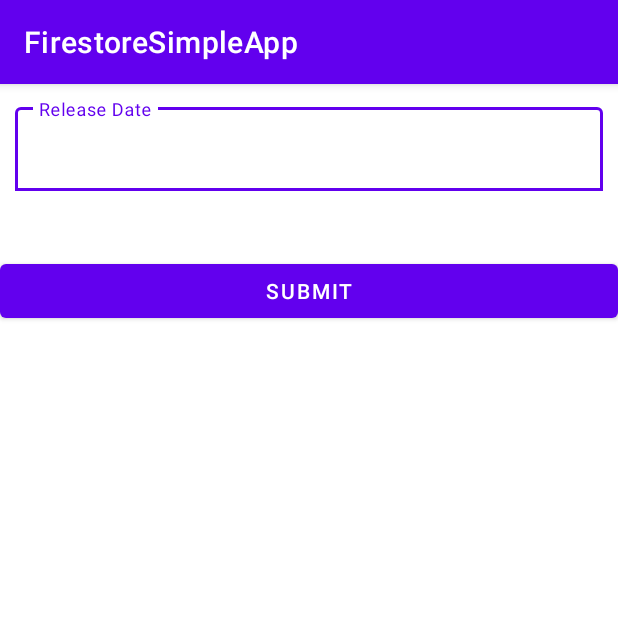
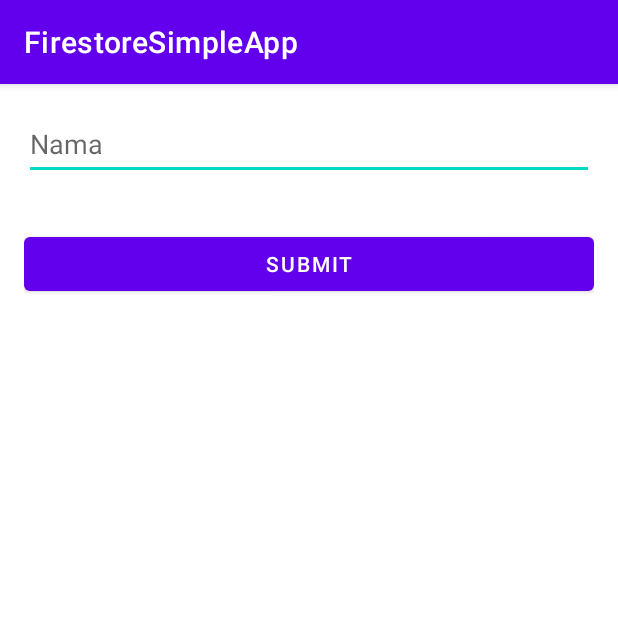
Before and after one commit to praditame/AndroidFirestoreSimpleApp-, an Android app: the InputActivity screen opened directly, with no data from a screen before it, on a phone screen of 412 x 824 dp, the top half of it. Run offline under Robolectric (Android 15) with nearby library versions, the phone set to English and light mode, and no system bars; our stand-ins replace Firebase (no records; nobody signed in at launch, a user with empty details on screens opened directly).

Commit message:
display data and insert data to firestore

```diff
--- a/app/src/main/AndroidManifest.xml
+++ b/app/src/main/AndroidManifest.xml
@@ -15,7 +15,9 @@
         tools:targetApi="31">
         <activity
             android:name=".InputActivity"
-            android:exported="false" />
+            android:exported="true">
+
+        </activity>
         <activity
             android:name=".MainActivity"
             android:exported="true">
--- a/app/src/main/java/com/example/firestoresimpleapp/InputActivity.java
+++ b/app/src/main/java/com/example/firestoresimpleapp/InputActivity.java
@@ -1,14 +1,76 @@
 package com.example.firestoresimpleapp;
 
+import static android.content.ContentValues.TAG;
+
+import androidx.annotation.NonNull;
 import androidx.appcompat.app.AppCompatActivity;
 
+import android.app.ProgressDialog;
 import android.os.Bundle;
+import android.text.TextUtils;
+import android.util.Log;
+import android.view.View;
+import android.widget.Button;
+import android.widget.EditText;
+import android.widget.ProgressBar;
+import android.widget.Toast;
+
+import com.google.android.gms.tasks.OnFailureListener;
+import com.google.android.gms.tasks.OnSuccessListener;
+import com.google.android.material.snackbar.Snackbar;
+import com.google.android.material.textfield.TextInputEditText;
+import com.google.android.material.textfield.TextInputLayout;
+import com.google.firebase.firestore.DocumentReference;
+import com.google.firebase.firestore.FirebaseFirestore;
+
+import java.util.HashMap;
+import java.util.Map;
 
 public class InputActivity extends AppCompatActivity {
+    FirebaseFirestore db = FirebaseFirestore.getInstance();
+    EditText nama;
+    Button submit;
+    ProgressBar progressBar;
+    String abc;
 
     @Override
     protected void onCreate(Bundle savedInstanceState) {
         super.onCreate(savedInstanceState);
         setContentView(R.layout.activity_input);
+
+        nama = findViewById(R.id.textNama);
+        submit = findViewById(R.id.btnSubmit);
+        progressBar = findViewById(R.id.pb);
+        progressBar.setVisibility(View.INVISIBLE);
+
+
+        submit.setOnClickListener(view -> {
+            abc = nama.getText().toString();
+            insert(abc);
+        });
+
+    }
+
+
+    void insert(String n) {
+        Map<String, Object> user = new HashMap<>();
+        user.put("name", n);
+
+        progressBar.setVisibility(View.VISIBLE);
+        progressBar.incrementProgressBy(5);
+
+        db.collection("mahasiswa").add(user).addOnSuccessListener(documentReference -> {
+            Toast.makeText(InputActivity.this, "OK", Toast.LENGTH_SHORT).show();
+            nama.getText().clear();
+            progressBar.setVisibility(View.GONE);
+            finish();
+        })
+
+                .addOnFailureListener(e -> {
+                    progressBar.setVisibility(View.GONE);
+                    Log.w(TAG, "Error adding document", e);
+                });
+
+
     }
 }
--- /dev/null
+++ b/app/src/main/res/drawable/ic_baseline_add_24.xml
@@ -0,0 +1,5 @@
+<vector android:height="24dp" android:tint="#000000"
+    android:viewportHeight="24" android:viewportWidth="24"
+    android:width="24dp" xmlns:android="http://schemas.android.com/apk/res/android">
+    <path android:fillColor="@android:color/white" android:pathData="M19,13h-6v6h-2v-6H5v-2h6V5h2v6h6v2z"/>
+</vector>
--- a/app/src/main/res/layout/activity_input.xml
+++ b/app/src/main/res/layout/activity_input.xml
@@ -2,37 +2,47 @@
 <androidx.constraintlayout.widget.ConstraintLayout xmlns:android="http://schemas.android.com/apk/res/android"
     xmlns:app="http://schemas.android.com/apk/res-auto"
     xmlns:tools="http://schemas.android.com/tools"
+    android:layout_margin="16dp"
     android:layout_width="match_parent"
     android:layout_height="match_parent"
     tools:context=".InputActivity">
 
-    <com.google.android.material.textfield.TextInputLayout
-        android:id="@+id/textDeskripsi"
+    <EditText
+        android:inputType="text"
+        android:id="@+id/textNama"
         android:layout_width="match_parent"
         android:layout_height="wrap_content"
-        android:layout_margin="10dp"
-        app:boxBackgroundColor="@color/white"
-        app:boxBackgroundMode="outline"
+        android:autofillHints="Nama"
+        android:hint="@string/nama"
+        android:minHeight="48dp"
         app:layout_constraintEnd_toEndOf="parent"
         app:layout_constraintStart_toStartOf="parent"
-        app:layout_constraintTop_toTopOf="parent">
+        app:layout_constraintTop_toTopOf="parent" />
 
-        <com.google.android.material.textfield.TextInputEditText
-            android:layout_width="match_parent"
-            android:layout_height="wrap_content"
-            android:hint="@string/release_date"
-            android:inputType="text" />
-
-    </com.google.android.material.textfield.TextInputLayout>
-
+    <!-- Circular progress indicator -->
     <Button
+        android:id="@+id/btnSubmit"
         android:layout_width="match_parent"
         android:layout_height="wrap_content"
-        android:layout_marginTop="104dp"
+        android:layout_marginTop="32dp"
         android:text="@string/submit"
         app:layout_constraintEnd_toEndOf="parent"
+        app:layout_constraintHorizontal_bias="0.0"
         app:layout_constraintStart_toStartOf="parent"
-        app:layout_constraintTop_toTopOf="@+id/textDeskripsi" />
+        app:layout_constraintTop_toBottomOf="@+id/textNama" />
+
+    <com.google.android.material.progressindicator.CircularProgressIndicator
+        android:id="@+id/pb"
+        android:layout_width="wrap_content"
+        android:layout_height="wrap_content"
+        android:layout_marginTop="198dp"
+        android:indeterminate="true"
+        app:layout_constraintBottom_toBottomOf="parent"
+        app:layout_constraintEnd_toEndOf="parent"
+        app:layout_constraintHorizontal_bias="0.498"
+        app:layout_constraintStart_toStartOf="parent"
+        app:layout_constraintTop_toBottomOf="@+id/btnSubmit"
+        app:layout_constraintVertical_bias="0.128" />
 
 
 </androidx.constraintlayout.widget.ConstraintLayout>
--- a/app/src/main/res/layout/activity_main.xml
+++ b/app/src/main/res/layout/activity_main.xml
@@ -2,6 +2,7 @@
 <androidx.constraintlayout.widget.ConstraintLayout xmlns:android="http://schemas.android.com/apk/res/android"
     xmlns:app="http://schemas.android.com/apk/res-auto"
     xmlns:tools="http://schemas.android.com/tools"
+    android:layout_margin="16dp"
     android:layout_width="match_parent"
     android:layout_height="match_parent"
     tools:context=".MainActivity">
@@ -10,8 +11,7 @@
         android:id="@+id/rv"
         android:layout_width="match_parent"
         android:layout_height="wrap_content"
-        app:layout_constraintEnd_toEndOf="parent"
-        app:layout_constraintStart_toStartOf="parent"
+        tools:listitem="@layout/item_list"
         app:layout_constraintTop_toTopOf="parent" />
 
     <com.google.android.material.floatingactionbutton.FloatingActionButton
--- a/app/src/main/res/values/strings.xml
+++ b/app/src/main/res/values/strings.xml
@@ -1,6 +1,6 @@
 <resources>
     <string name="app_name">FirestoreSimpleApp</string>
     <string name="fab_content_desc">fab</string>
-    <string name="release_date">Release Date</string>
+    <string name="nama">Nama</string>
     <string name="submit">SUBMIT</string>
 </resources>
--- a/build.gradle
+++ b/build.gradle
@@ -1,6 +1,6 @@
 buildscript {
     dependencies {
-        classpath 'com.google.gms:google-services:4.3.10'
+        classpath 'com.google.gms:google-services:4.3.13'
     }
 }// Top-level build file where you can add configuration options common to all sub-projects/modules.
 plugins {
```
Also changed, not shown: app/src/main/java/com/example/firestoresimpleapp/MainActivity.java (+59 -0 lines), app/src/main/java/com/example/firestoresimpleapp/adapter/adapterMhs.java (added, +54 -0 lines), app/src/main/java/com/example/firestoresimpleapp/model/modelMhs.java (added, +21 -0 lines), app/src/main/res/layout/item_list.xml (added, +14 -0 lines), 1 other file.
